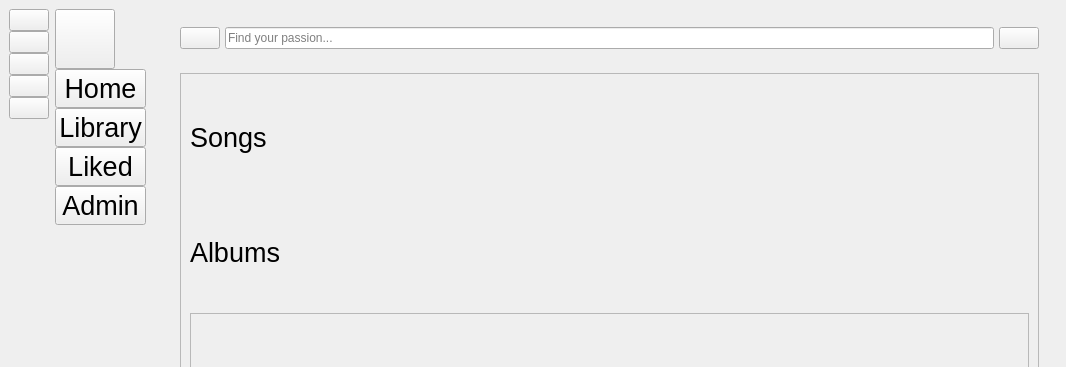
Old version of the form gui/mainscreen.ui in the repository blackjackmk/duckyfm; both pictures show x 0 to 1066 and y 0 to 367 of the 1066 by 574 pixel window.
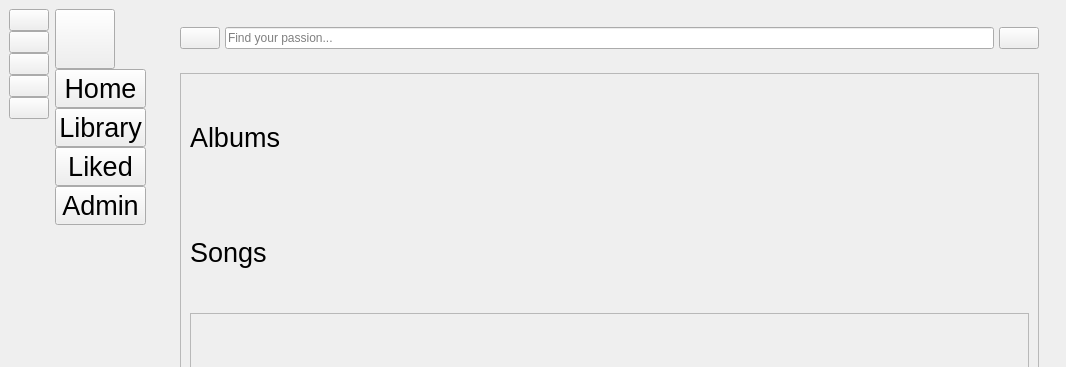
New version of the form. The open tabs and pages were chosen to show the change. Icons and pictures are not drawn.

```diff
--- a/gui/mainscreen.ui
+++ b/gui/mainscreen.ui
@@ -1340,26 +1340,11 @@
                <rect>
                 <x>0</x>
                 <y>0</y>
-                <width>106</width>
-                <height>171</height>
+                <width>786</width>
+                <height>456</height>
                </rect>
               </property>
               <layout class="QVBoxLayout" name="verticalLayout_42">
-               <item>
-                <widget class="QLabel" name="search_label">
-                 <property name="font">
-                  <font>
-                   <pointsize>20</pointsize>
-                  </font>
-                 </property>
-                 <property name="text">
-                  <string>Songs</string>
-                 </property>
-                </widget>
-               </item>
-               <item>
-                <layout class="QVBoxLayout" name="song_search_container"/>
-               </item>
                <item>
                 <widget class="QLabel" name="search_label_2">
                  <property name="font">
@@ -1373,7 +1358,22 @@
                 </widget>
                </item>
                <item>
-                <widget class="QFrame" name="albums_search_container">
+                <layout class="QVBoxLayout" name="albums_search_container"/>
+               </item>
+               <item>
+                <widget class="QLabel" name="search_label">
+                 <property name="font">
+                  <font>
+                   <pointsize>20</pointsize>
+                  </font>
+                 </property>
+                 <property name="text">
+                  <string>Songs</string>
+                 </property>
+                </widget>
+               </item>
+               <item>
+                <widget class="QFrame" name="songs_search_container">
                  <property name="frameShape">
                   <enum>QFrame::StyledPanel</enum>
                  </property>
```
Left out of the diff: 6 changed lines with no effect on the pictures.
